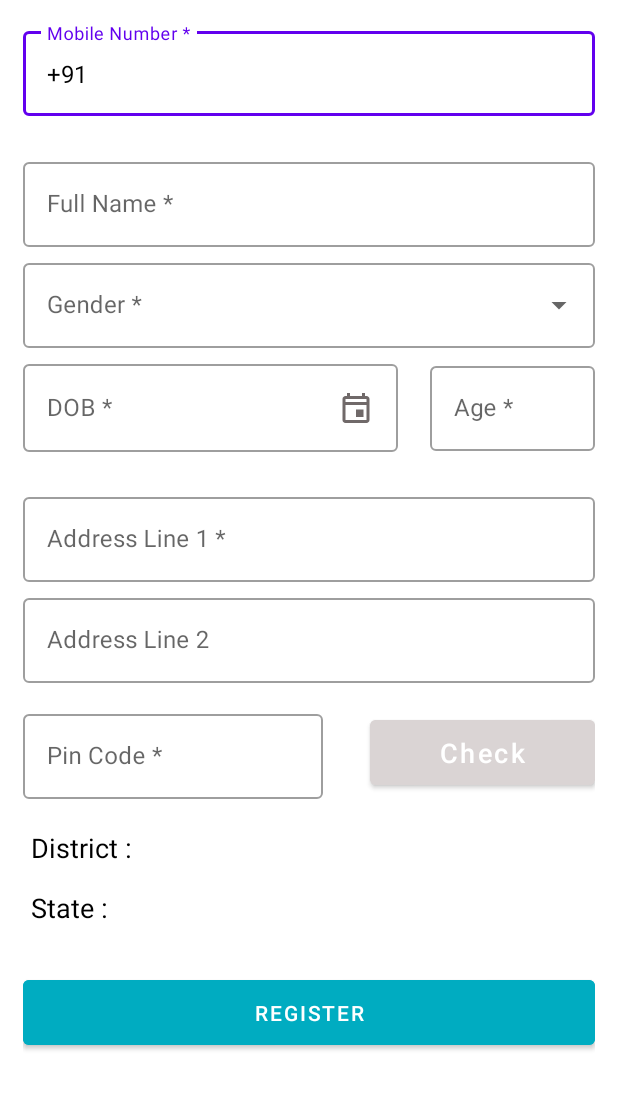
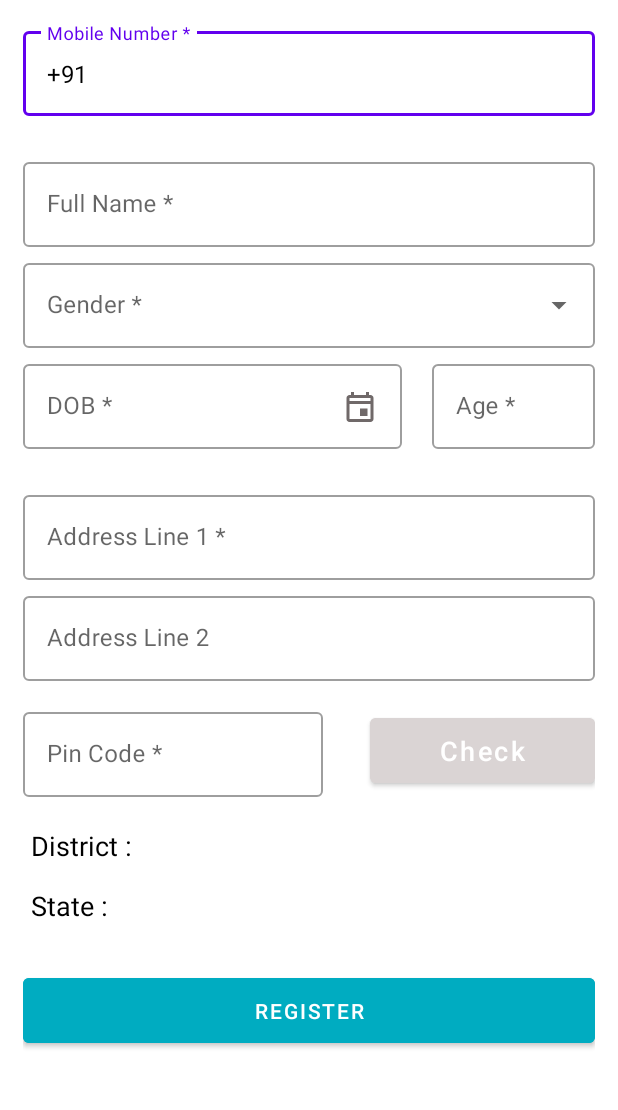
Before and after one commit to Ani10Dec/WeatherApp-MVVM, an Android app: the screen it shows after launch (RegisterActivity), on a phone screen of 412 x 824 dp, the part 84-1194 px from its top. Run offline under Robolectric (Android 15) with nearby library versions, the phone set to English and light mode, and no system bars; our stand-ins replace Room's generated code, data binding; Roboto replaces fonts that are not available here.

Commit message:
improve register layout

```diff
--- a/app/src/main/res/layout/activity_register.xml
+++ b/app/src/main/res/layout/activity_register.xml
@@ -122,14 +122,23 @@
                         android:text="@={viewModel.inputGender}" />
                 </com.google.android.material.textfield.TextInputLayout>
 
+                <LinearLayout
+                    android:id="@+id/linearLayout"
+                    android:layout_width="match_parent"
+                    android:layout_height="wrap_content"
+                    android:layout_marginTop="5dp"
+                    android:orientation="horizontal"
+                    android:weightSum="10"
+                    app:layout_constraintStart_toStartOf="parent"
+                    app:layout_constraintTop_toBottomOf="@+id/textInputLayout"
+                    android:baselineAligned="false">
+
                     <com.google.android.material.textfield.TextInputLayout
                         android:id="@+id/ll_dob"
                         style="@style/Widget.MaterialComponents.TextInputLayout.OutlinedBox"
-                    android:layout_width="250dp"
+                        android:layout_width="0dp"
                         android:layout_height="match_parent"
-                    android:layout_marginTop="5dp"
-                    app:layout_constraintStart_toStartOf="parent"
-                    app:layout_constraintTop_toBottomOf="@+id/textInputLayout">
+                        android:layout_weight="7">
 
                         <com.google.android.material.textfield.TextInputEditText
                             android:id="@+id/date_picker"
@@ -147,11 +156,11 @@
                     <com.google.android.material.textfield.TextInputLayout
                         android:id="@+id/ll_age"
                         style="@style/Widget.MaterialComponents.TextInputLayout.OutlinedBox"
-                    android:layout_width="110dp"
+                        android:layout_width="0dp"
                         android:layout_height="wrap_content"
-                    app:layout_constraintBottom_toBottomOf="@+id/ll_dob"
-                    app:layout_constraintEnd_toEndOf="parent"
-                    app:layout_constraintTop_toTopOf="@+id/ll_dob">
+                        android:layout_marginStart="20dp"
+                        android:layout_gravity="end"
+                        android:layout_weight="3">
 
                         <com.google.android.material.textfield.TextInputEditText
                             android:id="@+id/et_age"
@@ -162,6 +171,8 @@
                             android:text="@={viewModel.inputAge}" />
 
                     </com.google.android.material.textfield.TextInputLayout>
+                </LinearLayout>
+
 
                 <com.google.android.material.textfield.TextInputLayout
                     android:id="@+id/ll_address_1"
@@ -169,7 +180,7 @@
                     android:layout_width="match_parent"
                     android:layout_height="match_parent"
                     android:layout_marginTop="25dp"
-                    app:layout_constraintTop_toBottomOf="@+id/ll_age">
+                    app:layout_constraintTop_toBottomOf="@+id/linearLayout">
 
                     <com.google.android.material.textfield.TextInputEditText
                         android:id="@+id/et_address_line_1"
```
Lines whose indentation alone changed are shown as unchanged.
